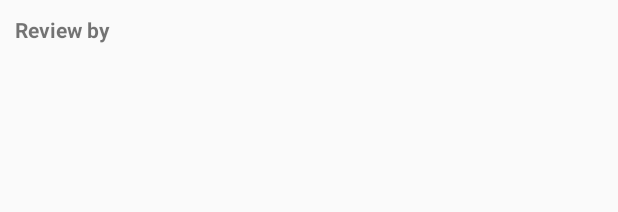
After one commit to robindarby/PopularMovies, an Android app: the layout review_list_item.xml on its own in the app's theme, with its tools: preview values and no code run, on a phone screen of 412 x 824 dp. The commit adds this screen. Shown: the top 212 px of the screen. Run offline under Robolectric (Android 15) with nearby library versions, the phone set to English and light mode, and no system bars.

Commit message:
added reviews

```diff
--- /dev/null
+++ b/app/src/main/res/layout/review_list_item.xml
@@ -0,0 +1,26 @@
+<?xml version="1.0" encoding="utf-8"?>
+<RelativeLayout xmlns:android="http://schemas.android.com/apk/res/android"
+                android:layout_width="match_parent"
+                android:layout_height="wrap_content"
+                android:padding="10dip">
+
+    <TextView
+        android:id="@+id/by_textView"
+        android:layout_width="wrap_content"
+        android:layout_height="wrap_content"
+        android:text="@string/review_by"
+        android:textStyle="bold"/>
+
+    <TextView
+        android:id="@+id/author_textView"
+        android:layout_width="wrap_content"
+        android:layout_height="wrap_content"
+        android:layout_toRightOf="@id/by_textView"
+        android:textStyle="bold"/>
+
+    <TextView
+        android:id="@+id/content_textView"
+        android:layout_width="match_parent"
+        android:layout_height="wrap_content"
+        android:layout_below="@id/author_textView"/>
+</RelativeLayout>
--- a/app/src/main/res/values/strings.xml
+++ b/app/src/main/res/values/strings.xml
@@ -12,4 +12,5 @@
     <string name="fav_movies">faviorte movies</string>
     <string name="add_to_favorites">Add to favorites</string>
     <string name="remove_favorites">Remove from favorites</string>
+    <string name="review_by">Review by </string>
 </resources>
```
Also changed, not shown: app/src/main/java/robindarby/com/popularmovies/adapters/MovieDetailsListViewAdapter.java (+11 -4 lines), app/src/main/java/robindarby/com/popularmovies/models/Movie.java (+15 -1 lines), app/src/main/java/robindarby/com/popularmovies/models/Review.java (+53 -0 lines).
